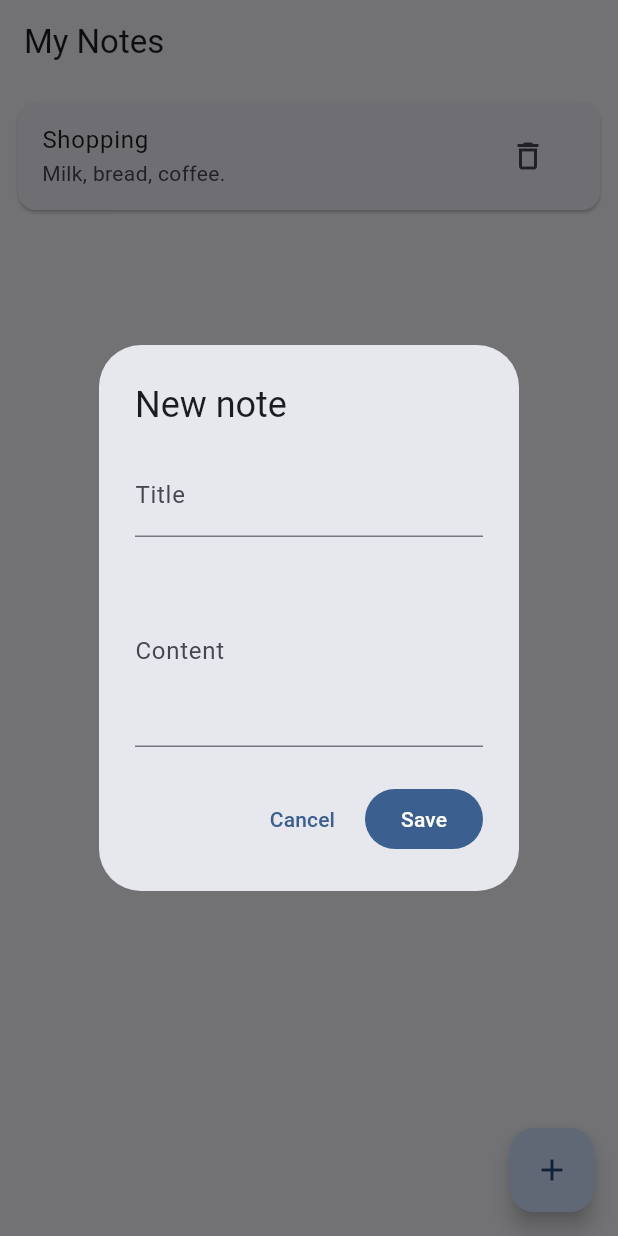
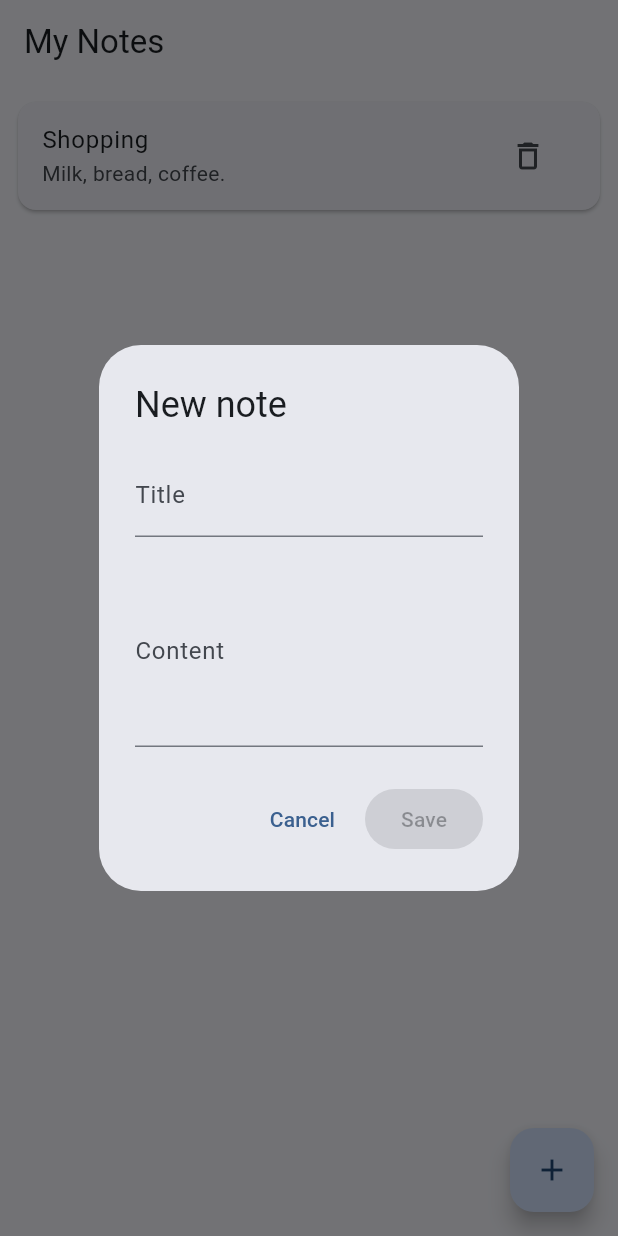
Before and after one commit to Eya-Ben-Belgacem/NotesApp-CrossPlatform, a Flutter app: the NotesScreen screen opened by its route, after a tap on the "delete outline" icon, after a tap on the "add" icon, on a phone screen of 412 x 824 dp. Run offline on Flutter 3.47's test engine with Material 3 defaults, Android fonts, the phone set to English and light mode, and no system bars; our stand-ins replace go_router.

Commit message:
Add Notes screen, refactor into widgets and fix test (Part 1, sections 5.3-5.4)

```diff
--- a/notes_app/lib/models/note.dart
+++ b/notes_app/lib/models/note.dart
@@ -9,3 +9,5 @@ class Note {
   Note copyWith({String? title, String? content}) =>
       Note(id: id, title: title ?? this.title, content: content ?? this.content);
 }
+/// Title and content typed by the user, before an id is assigned.
+typedef NoteDraft = ({String title, String content});
--- a/notes_app/lib/screens/notes_screen.dart
+++ b/notes_app/lib/screens/notes_screen.dart
@@ -1,6 +1,8 @@
 import 'package:flutter/material.dart';
 
 import '../models/note.dart';
+import '../widgets/note_input_dialog.dart';
+import '../widgets/note_item.dart';
 
 class NotesScreen extends StatefulWidget {
   const NotesScreen({super.key});
@@ -15,68 +17,31 @@ class _NotesScreenState extends State<NotesScreen> {
     const Note(id: '2', title: 'Shopping', content: 'Milk, bread, coffee.'),
   ];
 
-  Future<void> _showNoteDialog({Note? note}) async {
-    final titleController = TextEditingController(text: note?.title);
-    final contentController = TextEditingController(text: note?.content);
-
-    final saved = await showDialog<bool>(
-      context: context,
-      builder: (context) => AlertDialog(
-        title: Text(note == null ? 'New note' : 'Edit note'),
-        content: Column(
-          mainAxisSize: MainAxisSize.min,
-          spacing: 12,
-          children: [
-            TextField(
-              controller: titleController,
-              decoration: const InputDecoration(labelText: 'Title'),
-            ),
-            TextField(
-              controller: contentController,
-              decoration: const InputDecoration(labelText: 'Content'),
-              maxLines: 4,
-            ),
-          ],
-        ),
-        actions: [
-          TextButton(
-            onPressed: () => Navigator.pop(context, false),
-            child: const Text('Cancel'),
-          ),
-          FilledButton(
-            onPressed: () => Navigator.pop(context, true),
-            child: const Text('Save'),
-          ),
-        ],
-      ),
-    );
-
-    final title = titleController.text.trim();
-    final content = contentController.text.trim();
-    // NOTE: ces controllers ne sont pas libérés ici. On corrige ça en 5.4.
-
-    if (saved != true || title.isEmpty) return;
-
+  Future<void> _add() async {
+    final draft = await showNoteInputDialog(context);
+    if (draft == null) return;
     setState(() {
-      if (note == null) {
       _notes.insert(
         0,
         Note(
           id: DateTime.now().microsecondsSinceEpoch.toString(),
-            title: title,
-            content: content,
+          title: draft.title,
+          content: draft.content,
         ),
       );
-      } else {
-        final index = _notes.indexWhere((n) => n.id == note.id);
-        _notes[index] = note.copyWith(title: title, content: content);
-      }
     });
   }
 
-  void _deleteNote(String id) {
-    setState(() => _notes.removeWhere((n) => n.id == id));
+  Future<void> _edit(Note note) async {
+    final draft = await showNoteInputDialog(context, initial: note);
+    if (draft == null) return;
+    setState(() {
+      final index = _notes.indexWhere((n) => n.id == note.id);
+      _notes[index] = note.copyWith(title: draft.title, content: draft.content);
+    });
   }
+
+  void _delete(String id) => setState(() => _notes.removeWhere((n) => n.id == id));
 
   @override
   Widget build(BuildContext context) {
@@ -89,27 +54,16 @@ class _NotesScreenState extends State<NotesScreen> {
               itemCount: _notes.length,
               itemBuilder: (context, index) {
                 final note = _notes[index];
-                return Card(
+                return NoteItem(
                   key: ValueKey(note.id),
-                  child: ListTile(
-                    title: Text(note.title),
-                    subtitle: Text(
-                      note.content,
-                      maxLines: 2,
-                      overflow: TextOverflow.ellipsis,
-                    ),
-                    onTap: () => _showNoteDialog(note: note),
-                    trailing: IconButton(
-                      tooltip: 'Delete ${note.title}',
-                      icon: const Icon(Icons.delete_outline),
-                      onPressed: () => _deleteNote(note.id),
-                    ),
-                  ),
+                  note: note,
+                  onEdit: () => _edit(note),
+                  onDelete: () => _delete(note.id),
                 );
               },
             ),
       floatingActionButton: FloatingActionButton(
-        onPressed: () => _showNoteDialog(),
+        onPressed: _add,
         tooltip: 'Add note',
         child: const Icon(Icons.add),
       ),
--- /dev/null
+++ b/notes_app/lib/widgets/note_input_dialog.dart
@@ -0,0 +1,71 @@
+import 'package:flutter/material.dart';
+
+import '../models/note.dart';
+
+/// Shows the dialog and returns the draft, or null if the user cancelled.
+Future<NoteDraft?> showNoteInputDialog(BuildContext context, {Note? initial}) {
+  return showDialog<NoteDraft>(
+    context: context,
+    builder: (_) => _NoteInputDialog(initial: initial),
+  );
+}
+
+class _NoteInputDialog extends StatefulWidget {
+  const _NoteInputDialog({this.initial});
+
+  final Note? initial;
+
+  @override
+  State<_NoteInputDialog> createState() => _NoteInputDialogState();
+}
+
+class _NoteInputDialogState extends State<_NoteInputDialog> {
+  late final _title = TextEditingController(text: widget.initial?.title);
+  late final _content = TextEditingController(text: widget.initial?.content);
+
+  @override
+  void dispose() {
+    _title.dispose();
+    _content.dispose();
+    super.dispose();
+  }
+
+  @override
+  Widget build(BuildContext context) {
+    return AlertDialog(
+      title: Text(widget.initial == null ? 'New note' : 'Edit note'),
+      content: Column(
+        mainAxisSize: MainAxisSize.min,
+        spacing: 12,
+        children: [
+          TextField(
+            controller: _title,
+            decoration: const InputDecoration(labelText: 'Title'),
+            onChanged: (_) => setState(() {}), // réévalue le bouton Save
+          ),
+          TextField(
+            controller: _content,
+            decoration: const InputDecoration(labelText: 'Content'),
+            maxLines: 4,
+          ),
+        ],
+      ),
+      actions: [
+        TextButton(
+          onPressed: () => Navigator.pop(context),
+          child: const Text('Cancel'),
+        ),
+        FilledButton(
+          // null désactive le bouton
+          onPressed: _title.text.trim().isEmpty
+              ? null
+              : () => Navigator.pop(
+                    context,
+                    (title: _title.text.trim(), content: _content.text.trim()),
+                  ),
+          child: const Text('Save'),
+        ),
+      ],
+    );
+  }
+}
--- /dev/null
+++ b/notes_app/lib/widgets/note_item.dart
@@ -0,0 +1,36 @@
+import 'package:flutter/material.dart';
+
+import '../models/note.dart';
+
+class NoteItem extends StatelessWidget {
+  const NoteItem({
+    super.key,
+    required this.note,
+    required this.onEdit,
+    required this.onDelete,
+  });
+
+  final Note note;
+  final VoidCallback onEdit;
+  final VoidCallback onDelete;
+
+  @override
+  Widget build(BuildContext context) {
+    return Card(
+      child: ListTile(
+        title: Text(note.title),
+        subtitle: Text(
+          note.content,
+          maxLines: 2,
+          overflow: TextOverflow.ellipsis,
+        ),
+        onTap: onEdit,
+        trailing: IconButton(
+          tooltip: 'Delete ${note.title}',
+          icon: const Icon(Icons.delete_outline),
+          onPressed: onDelete,
+        ),
+      ),
+    );
+  }
+}
```
Also changed, not shown: 1 other file. Lines whose indentation alone changed are shown as unchanged.
